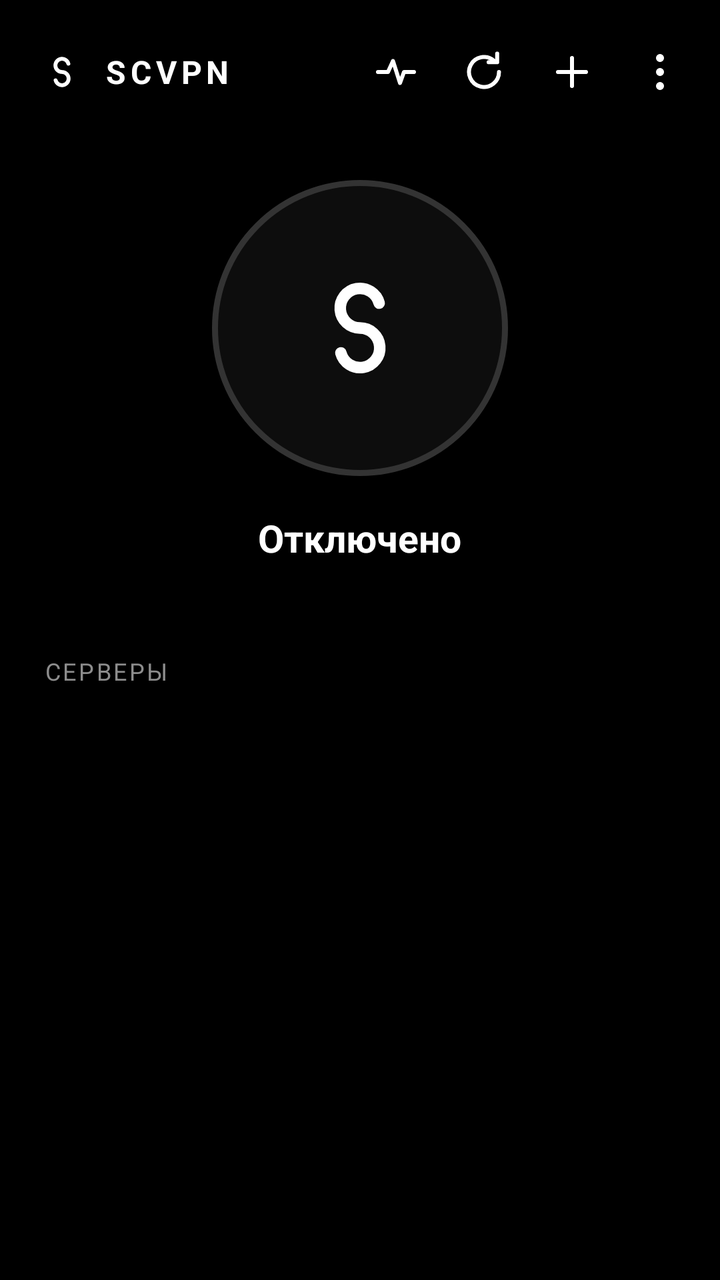
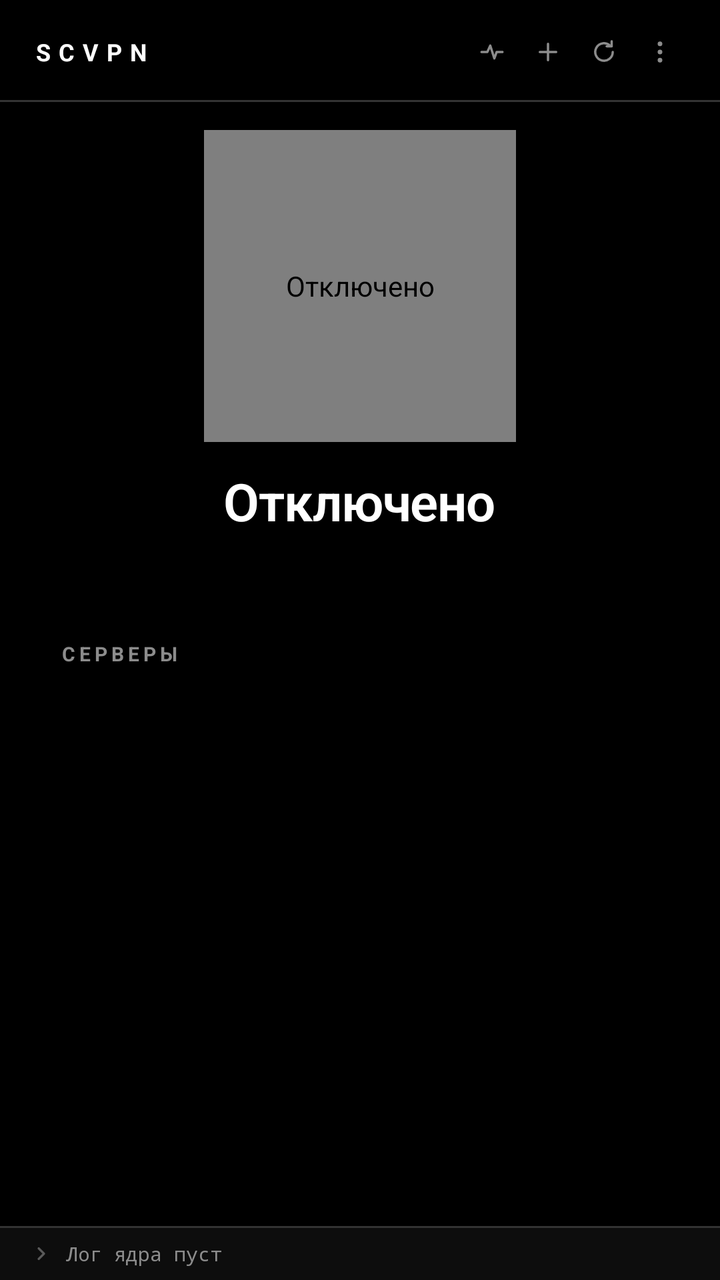

Screens rendered from an Android XML layout before and after an edit, with the pre-edit source and the edit as a unified diff.
<!-- AndroidManifest.xml: application theme Theme.SCVPN -->
<!-- res/layout/activity_main.xml -->
<?xml version="1.0" encoding="utf-8"?>
<LinearLayout xmlns:android="http://schemas.android.com/apk/res/android"
    xmlns:app="http://schemas.android.com/apk/res-auto"
    android:layout_width="match_parent"
    android:layout_height="match_parent"
    android:orientation="vertical"
    android:background="@color/bg"
    android:fitsSystemWindows="true">

    
    <LinearLayout
        android:layout_width="match_parent"
        android:layout_height="wrap_content"
        android:orientation="horizontal"
        android:gravity="center_vertical"
        android:paddingStart="20dp"
        android:paddingEnd="8dp"
        android:paddingTop="14dp"
        android:paddingBottom="6dp">

        <ImageView
            android:layout_width="22dp"
            android:layout_height="22dp"
            android:src="@drawable/ic_scvpn_mark"
            android:contentDescription="@string/app_name"
            app:tint="@color/text" />

        <TextView
            android:layout_width="0dp"
            android:layout_height="wrap_content"
            android:layout_weight="1"
            android:layout_marginStart="10dp"
            android:text="@string/app_name"
            android:textColor="@color/text"
            android:textSize="16sp"
            android:textStyle="bold"
            android:letterSpacing="0.14" />

        <ImageButton
            android:id="@+id/btn_ping"
            android:layout_width="44dp"
            android:layout_height="44dp"
            android:src="@drawable/ic_pulse"
            android:background="?attr/selectableItemBackgroundBorderless"
            android:contentDescription="@string/action_ping"
            android:padding="10dp" />

        <ImageButton
            android:id="@+id/btn_refresh"
            android:layout_width="44dp"
            android:layout_height="44dp"
            android:src="@drawable/ic_refresh"
            android:background="?attr/selectableItemBackgroundBorderless"
            android:contentDescription="@string/action_refresh"
            android:padding="10dp" />

        <ImageButton
            android:id="@+id/btn_add"
            android:layout_width="44dp"
            android:layout_height="44dp"
            android:src="@drawable/ic_add"
            android:background="?attr/selectableItemBackgroundBorderless"
            android:contentDescription="@string/action_add"
            android:padding="10dp" />

        <ImageButton
            android:id="@+id/btn_more"
            android:layout_width="44dp"
            android:layout_height="44dp"
            android:src="@drawable/ic_more"
            android:background="?attr/selectableItemBackgroundBorderless"
            android:contentDescription="@string/action_more"
            android:padding="12dp" />
    </LinearLayout>

    
    <LinearLayout
        android:layout_width="match_parent"
        android:layout_height="wrap_content"
        android:orientation="vertical"
        android:gravity="center_horizontal"
        android:paddingTop="26dp"
        android:paddingBottom="24dp">

        <FrameLayout
            android:id="@+id/power"
            android:layout_width="148dp"
            android:layout_height="148dp"
            android:background="@drawable/bg_power"
            android:clickable="true"
            android:focusable="true">

            <ImageView
                android:id="@+id/power_icon"
                android:layout_width="66dp"
                android:layout_height="66dp"
                android:layout_gravity="center"
                android:src="@drawable/ic_scvpn_mark"
                android:contentDescription="@string/state_idle" />
        </FrameLayout>

        <TextView
            android:id="@+id/status"
            android:layout_width="wrap_content"
            android:layout_height="wrap_content"
            android:layout_marginTop="18dp"
            android:text="@string/state_idle"
            android:textColor="@color/text"
            android:textSize="19sp"
            android:textStyle="bold" />

        <TextView
            android:id="@+id/subtitle"
            android:layout_width="match_parent"
            android:layout_height="wrap_content"
            android:layout_marginTop="4dp"
            android:paddingStart="32dp"
            android:paddingEnd="32dp"
            android:gravity="center"
            android:maxLines="1"
            android:ellipsize="middle"
            android:textColor="@color/text_dim"
            android:textSize="13sp" />
    </LinearLayout>

    
    <TextView
        android:layout_width="match_parent"
        android:layout_height="wrap_content"
        android:paddingStart="22dp"
        android:paddingEnd="22dp"
        android:paddingBottom="8dp"
        android:text="@string/servers"
        android:textColor="@color/text_dim"
        android:textSize="12sp"
        android:letterSpacing="0.1"
        android:textAllCaps="true" />

    <FrameLayout
        android:layout_width="match_parent"
        android:layout_height="0dp"
        android:layout_weight="1">

        <ListView
            android:id="@+id/list"
            android:layout_width="match_parent"
            android:layout_height="match_parent"
            android:paddingStart="16dp"
            android:paddingEnd="16dp"
            android:paddingBottom="16dp"
            android:clipToPadding="false"
            android:divider="@null"
            android:dividerHeight="0dp"
            android:scrollbars="none" />

        <TextView
            android:id="@+id/empty"
            android:layout_width="match_parent"
            android:layout_height="wrap_content"
            android:layout_gravity="center"
            android:gravity="center"
            android:paddingStart="40dp"
            android:paddingEnd="40dp"
            android:text="@string/no_servers"
            android:textColor="@color/text_dim"
            android:textSize="14sp"
            android:lineSpacingExtra="4dp"
            android:visibility="gone" />
    </FrameLayout>
</LinearLayout>
<!-- resources referenced by this layout -->
<resources>
  <color name="bg">#000000</color>
  <!-- drawable bg_power (drawable) -->
  <?xml version="1.0" encoding="utf-8"?>
  <shape xmlns:android="http://schemas.android.com/apk/res/android"
      android:shape="oval">
      <solid android:color="@color/surface" />
      <stroke android:width="3dp" android:color="@color/stroke" />
  </shape>
  <!-- drawable ic_scvpn_mark (drawable) -->
  <?xml version="1.0" encoding="utf-8"?>
  <vector xmlns:android="http://schemas.android.com/apk/res/android"
      android:width="24dp"
      android:height="24dp"
      android:viewportWidth="24"
      android:viewportHeight="24"
      android:tint="#FFFFFF">
      <path
          android:pathData="M15.48,7.47 A3.6,3.6 0 1 0 12,12 A3.6,3.6 0 1 1 8.52,16.53"
          android:strokeColor="#FFFFFF"
          android:strokeWidth="2.1"
          android:strokeLineCap="round"
          android:strokeLineJoin="round" />
  </vector>
  <string name="no_servers">Серверов пока нет.\nДобавь ссылку или подписку кнопкой +</string>
  <!-- unchanged entries left out for length: 17 -->
</resources>

<!-- the commit's change to res/layout/activity_main.xml (unified diff, before → after) -->
@@ -10,68 +10,71 @@
     
     <LinearLayout
         android:layout_width="match_parent"
-        android:layout_height="wrap_content"
+        android:layout_height="@dimen/header_height"
         android:orientation="horizontal"
         android:gravity="center_vertical"
-        android:paddingStart="20dp"
-        android:paddingEnd="8dp"
-        android:paddingTop="14dp"
-        android:paddingBottom="6dp">
-
-        <ImageView
-            android:layout_width="22dp"
-            android:layout_height="22dp"
-            android:src="@drawable/ic_scvpn_mark"
-            android:contentDescription="@string/app_name"
-            app:tint="@color/text" />
+        android:paddingStart="@dimen/field"
+        android:paddingEnd="@dimen/field"
+        android:paddingTop="@dimen/header_pad_top"
+        android:paddingBottom="@dimen/header_pad_bottom">
 
         <TextView
+            style="@style/Text.Wordmark"
             android:layout_width="0dp"
             android:layout_height="wrap_content"
             android:layout_weight="1"
-            android:layout_marginStart="10dp"
-            android:text="@string/app_name"
-            android:textColor="@color/text"
-            android:textSize="16sp"
-            android:textStyle="bold"
-            android:letterSpacing="0.14" />
+            android:text="@string/app_name" />
 
         <ImageButton
             android:id="@+id/btn_ping"
-            android:layout_width="44dp"
-            android:layout_height="44dp"
+            android:layout_width="@dimen/header_button_width"
+            android:layout_height="@dimen/header_button_height"
+            android:background="@null"
+            android:padding="@dimen/header_icon_pad"
+            android:scaleType="fitCenter"
             android:src="@drawable/ic_pulse"
-            android:background="?attr/selectableItemBackgroundBorderless"
-            android:contentDescription="@string/action_ping"
-            android:padding="10dp" />
+            app:tint="@color/header_icon"
+            android:contentDescription="@string/action_ping" />
+
+        <ImageButton
+            android:id="@+id/btn_add"
+            android:layout_width="@dimen/header_button_width"
+            android:layout_height="@dimen/header_button_height"
+            android:background="@null"
+            android:padding="@dimen/header_icon_pad"
+            android:scaleType="fitCenter"
+            android:src="@drawable/ic_add"
+            app:tint="@color/header_icon"
+            android:contentDescription="@string/action_add" />
 
         <ImageButton
             android:id="@+id/btn_refresh"
-            android:layout_width="44dp"
-            android:layout_height="44dp"
+            android:layout_width="@dimen/header_button_width"
+            android:layout_height="@dimen/header_button_height"
+            android:background="@null"
+            android:padding="@dimen/header_icon_pad"
+            android:scaleType="fitCenter"
             android:src="@drawable/ic_refresh"
-            android:background="?attr/selectableItemBackgroundBorderless"
-            android:contentDescription="@string/action_refresh"
-            android:padding="10dp" />
-
-        <ImageButton
-            android:id="@+id/btn_add"
-            android:layout_width="44dp"
-            android:layout_height="44dp"
-            android:src="@drawable/ic_add"
-            android:background="?attr/selectableItemBackgroundBorderless"
-            android:contentDescription="@string/action_add"
-            android:padding="10dp" />
+            app:tint="@color/header_icon"
+            android:contentDescription="@string/action_refresh" />
 
         <ImageButton
             android:id="@+id/btn_more"
-            android:layout_width="44dp"
-            android:layout_height="44dp"
+            android:layout_width="@dimen/header_button_width"
+            android:layout_height="@dimen/header_button_height"
+            android:background="@null"
+            android:padding="@dimen/header_icon_pad"
+            android:scaleType="fitCenter"
             android:src="@drawable/ic_more"
-            android:background="?attr/selectableItemBackgroundBorderless"
-            android:contentDescription="@string/action_more"
-            android:padding="12dp" />
+            app:tint="@color/header_icon"
+            android:contentDescription="@string/action_more" />
     </LinearLayout>
+
+    
+    <View
+        android:layout_width="match_parent"
+        android:layout_height="@dimen/hairline"
+        android:background="@color/stroke" />
 
     
     <LinearLayout
@@ -79,92 +82,172 @@
         android:layout_height="wrap_content"
         android:orientation="vertical"
         android:gravity="center_horizontal"
-        android:paddingTop="26dp"
-        android:paddingBottom="24dp">
-
-        <FrameLayout
+        android:paddingTop="@dimen/power_block_pad"
+        android:paddingBottom="@dimen/power_block_pad">
+
+        <com.scvpn.PowerButtonView
             android:id="@+id/power"
-            android:layout_width="148dp"
-            android:layout_height="148dp"
-            android:background="@drawable/bg_power"
-            android:clickable="true"
-            android:focusable="true">
-
-            <ImageView
-                android:id="@+id/power_icon"
-                android:layout_width="66dp"
-                android:layout_height="66dp"
-                android:layout_gravity="center"
-                android:src="@drawable/ic_scvpn_mark"
-                android:contentDescription="@string/state_idle" />
-        </FrameLayout>
+            android:layout_width="@dimen/power_side"
+            android:layout_height="@dimen/power_side"
+            android:contentDescription="@string/state_idle" />
 
         <TextView
             android:id="@+id/status"
+            style="@style/Text.Status"
             android:layout_width="wrap_content"
             android:layout_height="wrap_content"
-            android:layout_marginTop="18dp"
-            android:text="@string/state_idle"
-            android:textColor="@color/text"
-            android:textSize="19sp"
-            android:textStyle="bold" />
-
-        <TextView
-            android:id="@+id/subtitle"
-            android:layout_width="match_parent"
-            android:layout_height="wrap_content"
-            android:layout_marginTop="4dp"
-            android:paddingStart="32dp"
-            android:paddingEnd="32dp"
-            android:gravity="center"
-            android:maxLines="1"
-            android:ellipsize="middle"
-            android:textColor="@color/text_dim"
-            android:textSize="13sp" />
+            android:layout_marginTop="@dimen/status_top"
+            android:text="@string/state_idle" />
+
+        
+        <LinearLayout
+            android:layout_width="match_parent"
+            android:layout_height="@dimen/substatus_height"
+            android:orientation="vertical"
+            android:gravity="center_horizontal"
+            android:layout_marginTop="@dimen/substatus_top"
+            android:paddingStart="@dimen/substatus_pad"
+            android:paddingEnd="@dimen/substatus_pad">
+
+            <TextView
+                android:id="@+id/subtitle"
+                style="@style/Text.Substatus"
+                android:layout_width="match_parent"
+                android:layout_height="wrap_content"
+                android:gravity="center"
+                android:maxLines="1"
+                android:ellipsize="middle" />
+
+            
+            <TextView
+                android:id="@+id/mode"
+                style="@style/Text.Section"
+                android:layout_width="wrap_content"
+                android:layout_height="wrap_content"
+                android:layout_marginTop="@dimen/substatus_gap"
+                android:textColor="@color/muted"
+                android:visibility="gone" />
+        </LinearLayout>
     </LinearLayout>
 
     
     <TextView
+        style="@style/Text.Section"
         android:layout_width="match_parent"
         android:layout_height="wrap_content"
-        android:paddingStart="22dp"
-        android:paddingEnd="22dp"
-        android:paddingBottom="8dp"
-        android:text="@string/servers"
-        android:textColor="@color/text_dim"
-        android:textSize="12sp"
-        android:letterSpacing="0.1"
-        android:textAllCaps="true" />
-
+        android:paddingStart="@dimen/section_pad"
+        android:paddingEnd="@dimen/section_pad"
+        android:paddingBottom="@dimen/section_bottom"
+        android:text="@string/servers" />
+
+    
     <FrameLayout
         android:layout_width="match_parent"
         android:layout_height="0dp"
         android:layout_weight="1">
 
+        
         <ListView
             android:id="@+id/list"
             android:layout_width="match_parent"
             android:layout_height="match_parent"
-            android:paddingStart="16dp"
-            android:paddingEnd="16dp"
-            android:paddingBottom="16dp"
+            android:paddingBottom="@dimen/list_bottom"
             android:clipToPadding="false"
             android:divider="@null"
             android:dividerHeight="0dp"
+            android:listSelector="@drawable/row_selector"
             android:scrollbars="none" />
 
-        <TextView
+        
+        <LinearLayout
             android:id="@+id/empty"
             android:layout_width="match_parent"
             android:layout_height="wrap_content"
             android:layout_gravity="center"
-            android:gravity="center"
-            android:paddingStart="40dp"
-            android:paddingEnd="40dp"
-            android:text="@string/no_servers"
-            android:textColor="@color/text_dim"
-            android:textSize="14sp"
-            android:lineSpacingExtra="4dp"
-            android:visibility="gone" />
+            android:orientation="vertical"
+            android:gravity="center_horizontal"
+            android:padding="@dimen/empty_pad"
+            android:visibility="gone">
+
+            <TextView
+                style="@style/Text.RowTitle"
+                android:layout_width="wrap_content"
+                android:layout_height="wrap_content"
+                android:textColor="@color/text_dim"
+                android:text="@string/empty_title" />
+
+            <TextView
+                style="@style/Text.Section"
+                android:layout_width="match_parent"
+                android:layout_height="wrap_content"
+                android:layout_marginTop="@dimen/empty_gap"
+                android:gravity="center"
+                android:textColor="@color/muted"
+                android:text="@string/empty_hint" />
+        </LinearLayout>
     </FrameLayout>
+
+    
+    <View
+        android:layout_width="match_parent"
+        android:layout_height="@dimen/hairline"
+        android:background="@color/stroke" />
+
+    <LinearLayout
+        android:layout_width="match_parent"
+        android:layout_height="wrap_content"
+        android:orientation="vertical"
+        android:background="@color/surface">
+
+        <LinearLayout
+            android:id="@+id/log_strip"
+            android:layout_width="match_parent"
+            android:layout_height="@dimen/log_strip"
+            android:orientation="horizontal"
+            android:gravity="center_vertical"
+            android:paddingStart="@dimen/field"
+            android:paddingEnd="@dimen/field"
+            android:clickable="true"
+            android:focusable="true">
+
+            <ImageView
+                android:id="@+id/log_chevron"
+                android:layout_width="@dimen/log_chevron"
+                android:layout_height="@dimen/log_chevron"
+                android:src="@drawable/ic_chevron"
+                app:tint="@color/muted"
+                android:contentDescription="@null" />
+
+            
+            <TextView
+                android:id="@+id/log_line"
+                style="@style/Text.Log"
+                android:layout_width="0dp"
+                android:layout_height="wrap_content"
+                android:layout_weight="1"
+                android:layout_marginStart="@dimen/row_gap"
+                android:singleLine="true"
+                android:ellipsize="start"
+                android:text="@string/log_empty" />
+        </LinearLayout>
+
+        <ScrollView
+            android:id="@+id/log_body"
+            android:layout_width="match_parent"
+            android:layout_height="@dimen/log_height"
+            android:paddingStart="@dimen/field"
+            android:paddingEnd="@dimen/field"
+            android:paddingBottom="@dimen/log_pad"
+            android:clipToPadding="false"
+            android:scrollbars="none"
+            android:visibility="gone">
+
+            <TextView
+                android:id="@+id/log_text"
+                style="@style/Text.Log"
+                android:layout_width="match_parent"
+                android:layout_height="wrap_content"
+                android:textIsSelectable="true" />
+        </ScrollView>
+    </LinearLayout>
 </LinearLayout>
<!-- resource entries referenced after the edit -->
@@ -1,29 +1,91 @@
 <!-- resources referenced by this layout -->
 <resources>
   <color name="bg">#000000</color>
-  <!-- drawable bg_power (drawable) -->
-  <?xml version="1.0" encoding="utf-8"?>
-  <shape xmlns:android="http://schemas.android.com/apk/res/android"
-      android:shape="oval">
-      <solid android:color="@color/surface" />
-      <stroke android:width="3dp" android:color="@color/stroke" />
-  </shape>
-  <!-- drawable ic_scvpn_mark (drawable) -->
+  <color name="muted">#5A5A5A</color>
+  <dimen name="empty_gap">8dp</dimen>
+  <dimen name="empty_pad">24dp</dimen>
+  <dimen name="field">16dp</dimen>
+  <dimen name="hairline">1dp</dimen>
+  <dimen name="header_button_height">44dp</dimen>
+  <dimen name="header_button_width">28dp</dimen>
+  <dimen name="header_height">50dp</dimen>
+  <dimen name="header_icon_pad">7dp</dimen>
+  <dimen name="header_pad_bottom">2dp</dimen>
+  <dimen name="header_pad_top">4dp</dimen>
+  <dimen name="list_bottom">10dp</dimen>
+  <dimen name="log_chevron">9dp</dimen>
+  <dimen name="log_height">130dp</dimen>
+  <dimen name="log_pad">8dp</dimen>
+  <dimen name="log_strip">26dp</dimen>
+  <dimen name="power_block_pad">14dp</dimen>
+  <dimen name="power_side">156dp</dimen>
+  <dimen name="row_gap">8dp</dimen>
+  <dimen name="section_bottom">8dp</dimen>
+  <dimen name="section_pad">30dp</dimen>
+  <dimen name="status_top">12dp</dimen>
+  <dimen name="substatus_gap">4dp</dimen>
+  <dimen name="substatus_height">34dp</dimen>
+  <dimen name="substatus_pad">20dp</dimen>
+  <dimen name="substatus_top">4dp</dimen>
+  <!-- drawable ic_chevron (drawable) -->
   <?xml version="1.0" encoding="utf-8"?>
   <vector xmlns:android="http://schemas.android.com/apk/res/android"
-      android:width="24dp"
-      android:height="24dp"
-      android:viewportWidth="24"
-      android:viewportHeight="24"
-      android:tint="#FFFFFF">
-      <path
-          android:pathData="M15.48,7.47 A3.6,3.6 0 1 0 12,12 A3.6,3.6 0 1 1 8.52,16.53"
-          android:strokeColor="#FFFFFF"
-          android:strokeWidth="2.1"
-          android:strokeLineCap="round"
-          android:strokeLineJoin="round" />
+      android:width="24dp" android:height="24dp"
+      android:viewportWidth="24" android:viewportHeight="24">
+      <path android:pathData="M9,5 L16,12 L9,19"
+          android:strokeColor="#FFFFFF" android:strokeWidth="3"
+          android:strokeLineCap="round" android:strokeLineJoin="round" />
   </vector>
-  <string name="no_servers">Серверов пока нет.\nДобавь ссылку или подписку кнопкой +</string>
+  <!-- drawable row_selector (drawable) -->
+  <?xml version="1.0" encoding="utf-8"?>
+  <selector xmlns:android="http://schemas.android.com/apk/res/android">
+      <item android:state_pressed="true" android:drawable="@color/surface" />
+      <item android:drawable="@android:color/transparent" />
+  </selector>
+  <string name="empty_hint">Добавь ссылку или подписку кнопкой  +</string>
+  <string name="empty_title">Серверов пока нет</string>
+  <string name="log_empty">Лог ядра пуст</string>
+  <style name="Text.Log" parent="">
+          <item name="android:textSize">@dimen/text_log</item>
+          <item name="android:fontFamily">monospace</item>
+          <item name="android:textColor">@color/text_dim</item>
+      </style>
+  <style name="Text.RowTitle" parent="">
+          <item name="android:textSize">@dimen/text_row_title</item>
+          <item name="android:fontFamily">sans-serif-medium</item>
+          <item name="android:textColor">@color/text</item>
+      </style>
+  <style name="Text.Section" parent="">
+          <item name="android:textSize">@dimen/text_section</item>
+          <item name="android:textStyle">bold</item>
+          <item name="android:letterSpacing">0.2</item>
+          <item name="android:textAllCaps">true</item>
+          <item name="android:textColor">@color/text_dim</item>
+      </style>
+  <style name="Text.Status" parent="">
+          <item name="android:textSize">@dimen/text_status</item>
+          <item name="android:fontFamily">sans-serif-medium</item>
+          <item name="android:textFontWeight">600</item>
+          <item name="android:letterSpacing">-0.015</item>
+          <item name="android:textColor">@color/text</item>
+      </style>
+  <style name="Text.Substatus" parent="">
+          <item name="android:textSize">@dimen/text_substatus</item>
+          <item name="android:fontFeatureSettings">tnum</item>
+          <item name="android:textColor">@color/text_dim</item>
+      </style>
+  <style name="Text.Wordmark" parent="">
+          <item name="android:textSize">@dimen/text_wordmark</item>
+          <item name="android:textStyle">bold</item>
+          <item name="android:letterSpacing">0.333</item>
+          <item name="android:textColor">@color/text</item>
+      </style>
+  <dimen name="text_log">10sp</dimen>
+  <dimen name="text_row_title">13sp</dimen>
+  <dimen name="text_section">10sp</dimen>
+  <dimen name="text_status">26sp</dimen>
+  <dimen name="text_substatus">12sp</dimen>
+  <dimen name="text_wordmark">12sp</dimen>
   <!-- unchanged entries left out for length: 17 -->
 </resources>
 
